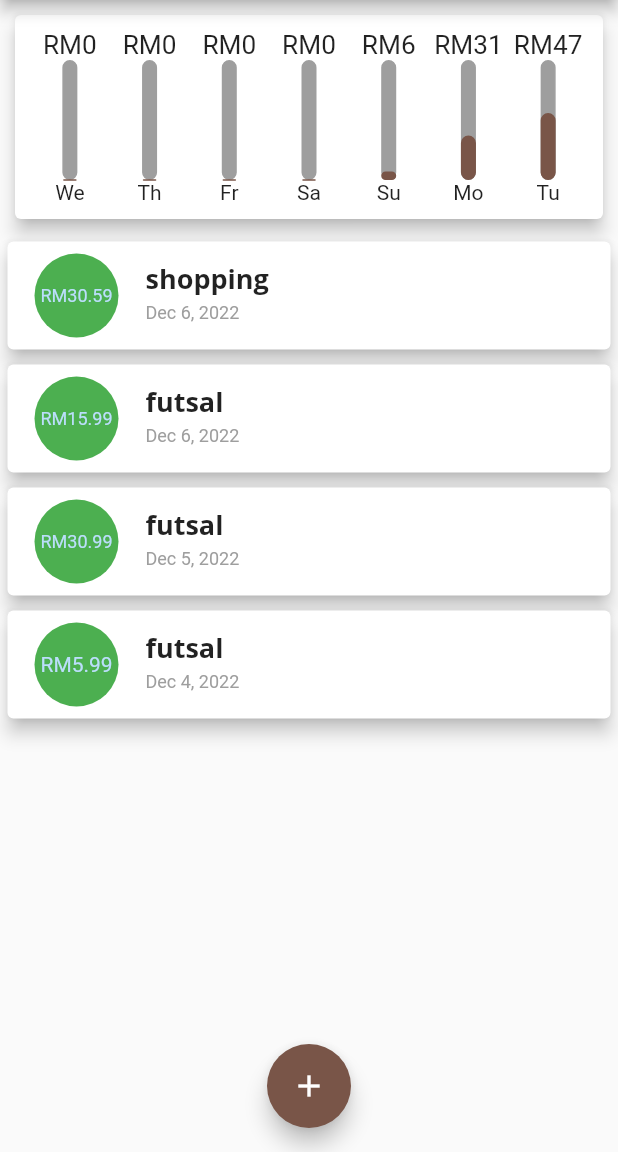
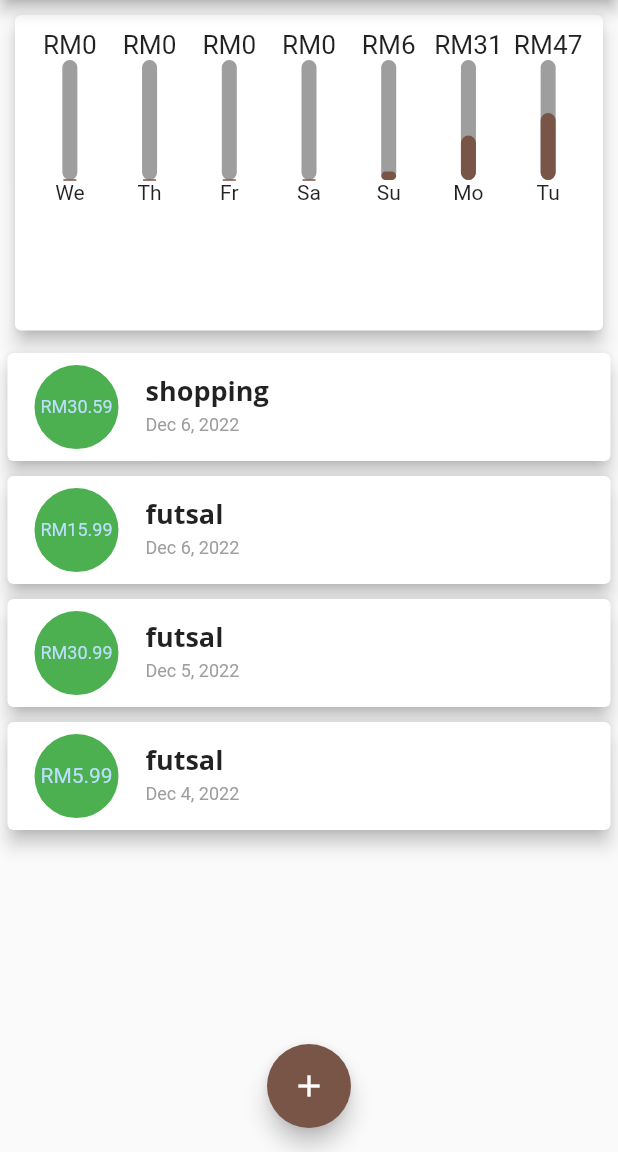
Before and after one commit to dondonjedd/personal_expenses, a Flutter app: the screen it shows after launch, on a phone screen of 412 x 824 dp, the part 84-1236 px from its top. Run offline on Flutter 3.47's test engine with Material 2 defaults, Android fonts, the phone set to English and light mode, and no system bars; drawn by our look-alikes of flutter_slidable.

Commit message:
add dynamic height to charts and lists

```diff
--- a/lib/main.dart
+++ b/lib/main.dart
@@ -101,8 +101,7 @@ class _MyHomePageState extends State<MyHomePage> {
 
   @override
   Widget build(BuildContext context) {
-    return Scaffold(
-      appBar: AppBar(
+    final appBar = AppBar(
       title: const Text("Personal Expenses"),
       actions: <Widget>[
         IconButton(
@@ -110,14 +109,26 @@ class _MyHomePageState extends State<MyHomePage> {
           onPressed: () => startAddTranscationBottomSheet(context),
         )
       ],
-      ),
+    );
+    return Scaffold(
+      appBar: appBar,
       body: SingleChildScrollView(
         child: Column(
           mainAxisAlignment: MainAxisAlignment.start,
           crossAxisAlignment: CrossAxisAlignment.stretch,
           children: <Widget>[
-            Chart(recentTransactions()),
-            TransactionList(transactions, deleteTransaction),
+            SizedBox(
+                height: (MediaQuery.of(context).size.height -
+                        appBar.preferredSize.height -
+                        MediaQuery.of(context).padding.top) *
+                    0.3,
+                child: Chart(recentTransactions())),
+            SizedBox(
+                height: (MediaQuery.of(context).size.height -
+                        appBar.preferredSize.height -
+                        MediaQuery.of(context).padding.top) *
+                    0.6,
+                child: TransactionList(transactions, deleteTransaction)),
           ],
         ),
       ),
```
Lines whose indentation alone changed are shown as unchanged.
